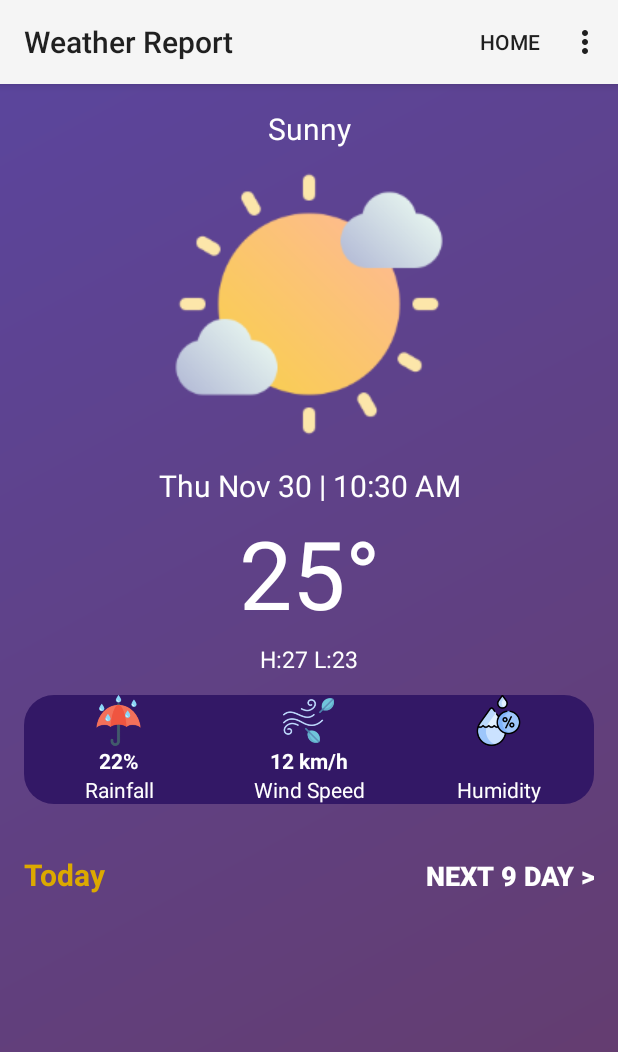
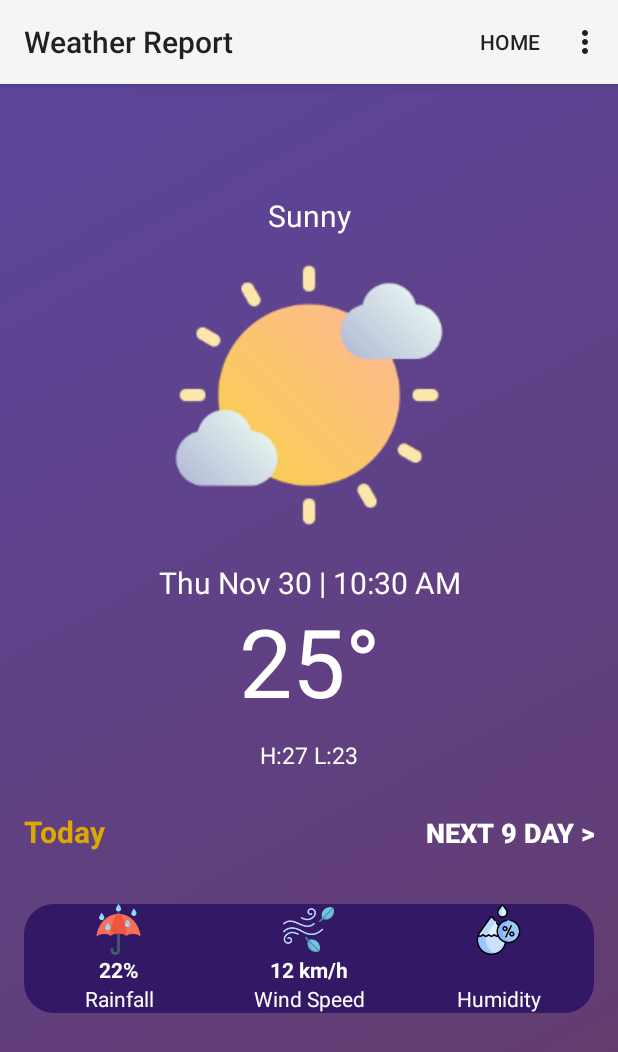
Before and after one commit to ssdjustinchau/weatherapp, an Android app: the screen it shows after launch (MainActivity), on a phone screen of 412 x 824 dp. Shown: the top 1052 px of the screen. Run offline under Robolectric (Android 15) with nearby library versions, the phone set to English and light mode, and no system bars; 3 statements that could not run were skipped.

Commit message:
ui changes

```diff
--- a/app/src/main/java/hk/edu/hkmu/weatherreport/MainActivity.java
+++ b/app/src/main/java/hk/edu/hkmu/weatherreport/MainActivity.java
@@ -45,6 +45,12 @@ import java.util.concurrent.ScheduledExecutorService;
 import java.util.concurrent.ScheduledThreadPoolExecutor;
 import java.util.concurrent.TimeUnit;
 import android.media.MediaPlayer;
+
+//time
+import android.os.Handler;
+import java.text.SimpleDateFormat;
+import java.util.Date;
+import java.util.Locale;
 
 
 
--- a/app/src/main/res/layout/activity_main.xml
+++ b/app/src/main/res/layout/activity_main.xml
@@ -21,7 +21,7 @@
         app:layout_constraintHorizontal_bias="0.0"
         app:layout_constraintStart_toStartOf="parent"
         app:layout_constraintTop_toTopOf="parent"
-        app:layout_constraintVertical_bias="0.022" />
+        app:layout_constraintVertical_bias="0.1" />
 
     <ImageView
         android:id="@+id/bannerimg"
@@ -32,14 +32,14 @@
         app:layout_constraintHorizontal_bias="0.0"
         app:layout_constraintStart_toStartOf="parent"
         app:layout_constraintTop_toTopOf="parent"
-        app:layout_constraintVertical_bias="0.096"
+        app:layout_constraintVertical_bias="0.2"
         app:srcCompat="@drawable/sunny" />
 
     <TextView
         android:id="@+id/DNT"
         android:layout_width="match_parent"
         android:layout_height="wrap_content"
-        android:text="Thu Nov 23 | 11:00 AM"
+        android:text="Thu Nov 23"
         android:textAlignment="center"
         android:textColor="@color/white"
         android:textSize="20sp"
@@ -48,7 +48,7 @@
         app:layout_constraintHorizontal_bias="0.0"
         app:layout_constraintStart_toStartOf="parent"
         app:layout_constraintTop_toTopOf="parent"
-        app:layout_constraintVertical_bias="0.343" />
+        app:layout_constraintVertical_bias="0.43" />
 
     <TextView
         android:id="@+id/temperature"
@@ -63,7 +63,7 @@
         app:layout_constraintHorizontal_bias="0.0"
         app:layout_constraintStart_toStartOf="parent"
         app:layout_constraintTop_toTopOf="parent"
-        app:layout_constraintVertical_bias="0.415" />
+        app:layout_constraintVertical_bias="0.5" />
 
     <TextView
         android:id="@+id/HnLtemp"
@@ -78,7 +78,44 @@
         app:layout_constraintHorizontal_bias="0.0"
         app:layout_constraintStart_toStartOf="parent"
         app:layout_constraintTop_toTopOf="parent"
-        app:layout_constraintVertical_bias="0.499" />
+        app:layout_constraintVertical_bias="0.585" />
+
+    <LinearLayout
+        android:layout_width="match_parent"
+        android:layout_height="wrap_content"
+        android:orientation="horizontal"
+        app:layout_constraintBottom_toBottomOf="parent"
+        app:layout_constraintEnd_toEndOf="parent"
+        app:layout_constraintHorizontal_bias="0.0"
+        app:layout_constraintStart_toStartOf="parent"
+        app:layout_constraintTop_toTopOf="parent"
+        app:layout_constraintVertical_bias="0.660">
+
+        <TextView
+            android:id="@+id/Today"
+            android:layout_width="match_parent"
+            android:layout_height="wrap_content"
+            android:layout_weight="1"
+            android:text="Today"
+            android:textColor="#dca900"
+            android:textStyle="bold"
+            android:textSize="20sp"
+            android:layout_marginStart="16sp"/>
+
+        <Button
+            android:id="@+id/nineDaysForecast"
+            android:layout_width="match_parent"
+            android:layout_height="wrap_content"
+            android:layout_marginEnd="16sp"
+            android:layout_weight="1"
+            android:background="@android:color/transparent"
+            android:text="Next 9 Day >"
+            android:textAlignment="textEnd"
+            android:textColor="@color/white"
+            android:textSize="18sp"
+            android:textStyle="bold" />
+
+    </LinearLayout>
 
     <LinearLayout
         android:layout_width="match_parent"
@@ -90,7 +127,7 @@
         app:layout_constraintEnd_toEndOf="parent"
         app:layout_constraintStart_toStartOf="parent"
         app:layout_constraintTop_toTopOf="parent"
-        app:layout_constraintVertical_bias="0.59">
+        app:layout_constraintVertical_bias="0.8">
 
         <LinearLayout
             android:layout_width="0dp"
@@ -189,55 +226,8 @@
 
     </LinearLayout>
 
-    <LinearLayout
-        android:layout_width="match_parent"
-        android:layout_height="wrap_content"
-        android:orientation="horizontal"
-        app:layout_constraintBottom_toBottomOf="parent"
-        app:layout_constraintEnd_toEndOf="parent"
-        app:layout_constraintHorizontal_bias="0.0"
-        app:layout_constraintStart_toStartOf="parent"
-        app:layout_constraintTop_toTopOf="parent"
-        app:layout_constraintVertical_bias="0.70">
 
-        <TextView
-            android:id="@+id/Today"
-            android:layout_width="match_parent"
-            android:layout_height="wrap_content"
-            android:layout_weight="1"
-            android:text="Today"
-            android:textColor="#dca900"
-            android:textStyle="bold"
-            android:textSize="20sp"
-            android:layout_marginStart="16sp"/>
 
-        <Button
-            android:id="@+id/nineDaysForecast"
-            android:layout_width="match_parent"
-            android:layout_height="wrap_content"
-            android:layout_marginEnd="16sp"
-            android:layout_weight="1"
-            android:background="@android:color/transparent"
-            android:text="Next 9 Day >"
-            android:textAlignment="textEnd"
-            android:textColor="@color/white"
-            android:textSize="18sp"
-            android:textStyle="bold" />
 
-    </LinearLayout>
-
-    <androidx.recyclerview.widget.RecyclerView
-        android:id="@+id/view"
-        android:layout_width="match_parent"
-        android:layout_height="wrap_content"
-        android:clipToPadding="false"
-        android:paddingStart="16dp"
-        android:paddingEnd="16dp"
-        app:layout_constraintBottom_toBottomOf="parent"
-        app:layout_constraintEnd_toEndOf="parent"
-        app:layout_constraintHorizontal_bias="0.0"
-        app:layout_constraintStart_toStartOf="parent"
-        app:layout_constraintTop_toTopOf="parent"
-        app:layout_constraintVertical_bias="0.99" />
 
 </androidx.constraintlayout.widget.ConstraintLayout>
--- a/app/src/main/res/layout/weather_forecast.xml
+++ b/app/src/main/res/layout/weather_forecast.xml
@@ -3,7 +3,8 @@
     android:layout_width="match_parent"
     android:layout_height="match_parent"
     xmlns:app="http://schemas.android.com/apk/res-auto"
-    android:orientation="vertical">
+    android:orientation="vertical"
+    android:background="@drawable/gradient_background">
 
     <TextView
         android:id="@+id/weather_forecast_tittle"
@@ -11,7 +12,7 @@
         android:layout_height="wrap_content"
         android:text="@string/nineDaysForecast_title"
         android:textAlignment="center"
-        android:textColor="@color/black"
+        android:textColor="@color/white"
         android:textSize="20sp"
         app:layout_constraintBottom_toBottomOf="parent"
         app:layout_constraintEnd_toEndOf="parent"
--- a/app/src/main/res/layout/weather_forecast_list_layout.xml
+++ b/app/src/main/res/layout/weather_forecast_list_layout.xml
@@ -10,8 +10,9 @@
         android:layout_height="wrap_content"
         android:textSize="16sp"
         android:textStyle="bold"
-        android:textColor="#800080"
-        android:padding="8dp"/>
+        android:padding="8dp"
+        android:textColor="@color/white"/>
+        <!--android:textColor="#800080" -->
 
 <LinearLayout
     android:layout_width="match_parent"
@@ -40,7 +41,7 @@
                 android:layout_height="wrap_content"
                 android:layout_weight="1"
                 android:textSize="14sp"
-                    android:textColor="#000000"
+                android:textColor="@color/white"
                 android:padding="8dp"/>
 
             <TextView
@@ -49,7 +50,7 @@
                 android:layout_height="wrap_content"
                 android:layout_weight="1"
                 android:textSize="14sp"
-                    android:textColor="#000000"
+                android:textColor="@color/white"
                 android:padding="8dp"/>
         </LinearLayout>
 
@@ -69,7 +70,7 @@
                 android:layout_width="wrap_content"
                 android:layout_height="wrap_content"
                 android:textSize="14sp"
-                    android:textColor="#000000"
+                android:textColor="@color/white"
                 android:padding="8dp"/>
         </LinearLayout>
 
@@ -78,7 +79,7 @@
             android:layout_width="wrap_content"
             android:layout_height="wrap_content"
             android:textSize="14sp"
-                android:textColor="#000000"
+            android:textColor="@color/white"
             android:padding="8dp"/>
 
     </LinearLayout>
```
Lines whose indentation alone changed are shown as unchanged.
